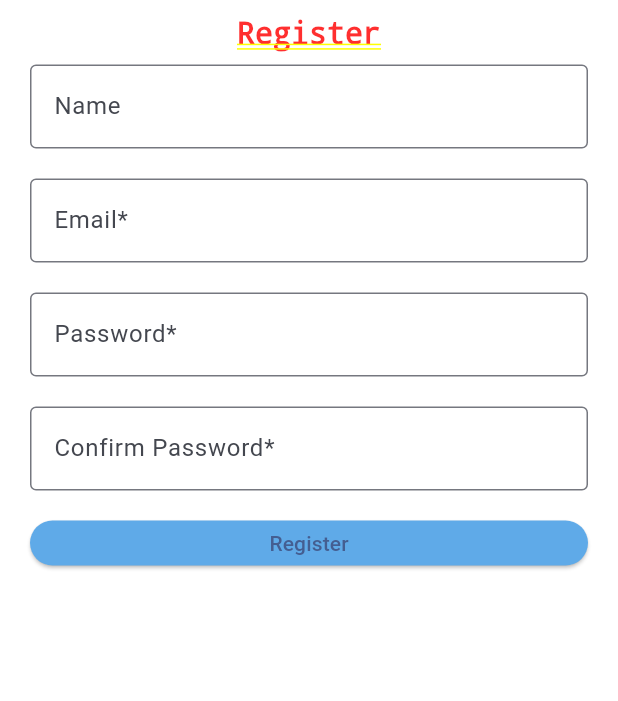
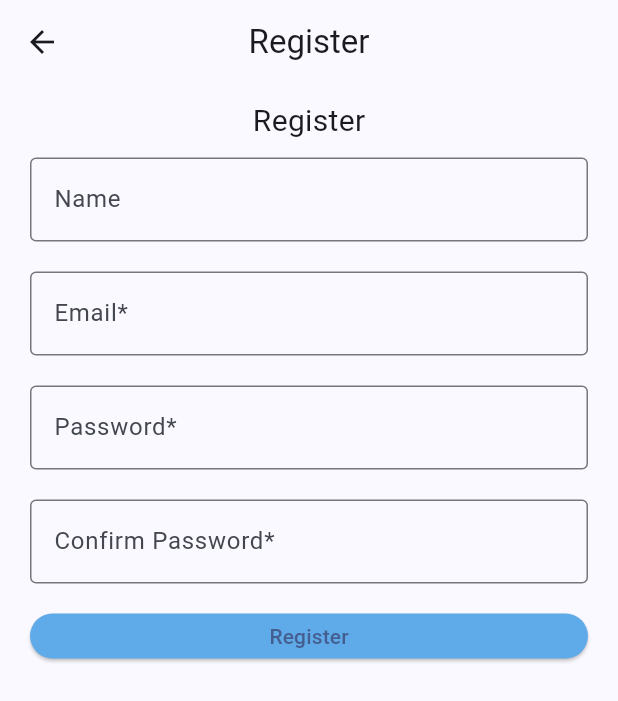
Before and after one commit to tranpham9/expense-tracker, a Flutter app: the screen it shows after launch, after a tap on "Register", on a phone screen of 412 x 824 dp. Shown: the top 701 px of the screen. Run offline on Flutter 3.47's test engine with Material 3 defaults, Android fonts, the phone set to English and light mode, and no system bars.

Commit message:
fixed dart code to allow for register button on login to redirect to register page

```diff
--- a/frontend/mobile/accountability_mobile_app/lib/main.dart
+++ b/frontend/mobile/accountability_mobile_app/lib/main.dart
@@ -1,5 +1,4 @@
 import 'package:flutter/material.dart';
-import 'package:flutter/rendering.dart';
 import 'package:provider/provider.dart';
 
 void main() => runApp(const MainApp());
@@ -28,7 +27,7 @@
   }
 }
 
-// does storing what the user types in count as stateful??
+// Does storing what the user types in count as stateful?
 class LoginPage extends StatefulWidget {
   @override
   State<LoginPage> createState() => _LoginPage();
@@ -37,89 +36,105 @@
 // Can log a user in, route them to forgot password or register
 class _LoginPage extends State<LoginPage> {
   // Grab text that will be entered by the user
-  TextEditingController email = TextEditingController();
-  TextEditingController password = TextEditingController();
+  final TextEditingController email = TextEditingController();
+  final TextEditingController password = TextEditingController();
 
   // Set the main layout of the login page
   @override
   Widget build(BuildContext context) {
     return Padding(
-        padding: EdgeInsets.all(10),
+      padding: const EdgeInsets.all(10),
       child: ListView(
         // Have our list of containers that will take in text input
         children: <Widget>[
           Container(
             alignment: Alignment.center,
-              child: Text(
+            child: const Text(
               'Login',
               style: TextStyle(fontSize: 20),
             ),
           ),
           // Enter Email
           Container(
-                padding: EdgeInsets.all(10),
+            padding: const EdgeInsets.all(10),
             child: TextField(
               controller: email,
-                  decoration: InputDecoration(
-                      border: OutlineInputBorder(), labelText: 'Email*'),
-                )),
+              decoration: const InputDecoration(
+                border: OutlineInputBorder(),
+                labelText: 'Email*',
+              ),
+            ),
+          ),
           // Enter Password
           Container(
-                padding: EdgeInsets.all(10),
+            padding: const EdgeInsets.all(10),
             child: TextField(
               obscureText: true,
               controller: password,
-                  decoration: InputDecoration(
-                      border: OutlineInputBorder(), labelText: 'Password*'),
-                )),
+              decoration: const InputDecoration(
+                border: OutlineInputBorder(),
+                labelText: 'Password*',
+              ),
+            ),
+          ),
           // Forgot Password
           TextButton(
-              onPressed: () =>
-                  {AlertDialog(title: Text("I forgot my password"))},
-              child: Text("Forgot Password"),
+            onPressed: () => {
+              showDialog(
+                context: context,
+                builder: (BuildContext context) => const AlertDialog(
+                  title: Text("I forgot my password"),
+                ),
+              )
+            },
+            child: const Text("Forgot Password"),
           ),
           // Confirm Login
           Container(
             height: 50,
-                padding: EdgeInsets.all(10),
+            padding: const EdgeInsets.all(10),
             child: ElevatedButton(
               style: ElevatedButton.styleFrom(
-                    backgroundColor: Color.fromARGB(255, 95, 170, 232),
+                backgroundColor: const Color.fromARGB(255, 95, 170, 232),
               ),
-                  child: Text('Login'),
+              child: const Text('Login'),
               onPressed: () {
                 print(email.text);
                 print(password.text);
                 // TODO: Call the API to log the user in
 
                 // If login was successful, route the user to their home page
-                    Navigator.push(context,
-                        MaterialPageRoute(builder: (context) => HomePage()));
+                Navigator.push(
+                  context,
+                  MaterialPageRoute(builder: (context) => HomePage()),
+                );
               },
-                )),
+            ),
+          ),
           Row(
             children: <Widget>[
-                Text("Don't Have an Account? It's Free!"),
+              const Text("Don't Have an Account? It's Free!"),
               TextButton(
-                  child: Text(
+                child: const Text(
                   'Register',
                   style: TextStyle(
                     fontSize: 16,
                     decoration: TextDecoration.underline,
-                        decorationThickness: 1.5),
+                    decorationThickness: 1.5,
                   ),
-                  // TODO: This won't
+                ),
                 onPressed: () {
                   Navigator.push(
                     context,
-                        MaterialPageRoute(
-                            builder: (context) => RegisterPage()));
+                    MaterialPageRoute(builder: (context) => RegisterPage()),
+                  );
                 },
               ),
             ],
           ),
         ],
-        ));
+      ),
+    );
   }
 }
 
@@ -130,81 +145,102 @@
 
 class _RegisterPage extends State<RegisterPage> {
   // Grab text that will be entered by the user
-  TextEditingController name = TextEditingController();
-  TextEditingController email = TextEditingController();
-  TextEditingController password = TextEditingController();
-  TextEditingController confirmPassword = TextEditingController();
+  final TextEditingController name = TextEditingController();
+  final TextEditingController email = TextEditingController();
+  final TextEditingController password = TextEditingController();
+  final TextEditingController confirmPassword = TextEditingController();
 
   // Set the main layout of the login page
   @override
   Widget build(BuildContext context) {
-    return Padding(
-        padding: EdgeInsets.all(10),
+    return Scaffold(
+      appBar: AppBar(
+        title: const Text("Register"),
+        centerTitle: true,
+      ),
+      body: Padding(
+        padding: const EdgeInsets.all(10),
         child: ListView(
           // Have our list of containers that will take in text input
           children: <Widget>[
             Container(
               alignment: Alignment.center,
-              child: Text(
+              child: const Text(
                 'Register',
                 style: TextStyle(fontSize: 20),
               ),
             ),
             // Enter Name
             Container(
-                padding: EdgeInsets.all(10),
+              padding: const EdgeInsets.all(10),
               child: TextField(
                 controller: name,
-                  decoration: InputDecoration(
-                      border: OutlineInputBorder(), labelText: 'Name'),
-                )),
+                decoration: const InputDecoration(
+                  border: OutlineInputBorder(),
+                  labelText: 'Name',
+                ),
+              ),
+            ),
             // Enter Email
             Container(
-                padding: EdgeInsets.all(10),
+              padding: const EdgeInsets.all(10),
               child: TextField(
                 controller: email,
-                  decoration: InputDecoration(
-                      border: OutlineInputBorder(), labelText: 'Email*'),
-                )),
+                decoration: const InputDecoration(
+                  border: OutlineInputBorder(),
+                  labelText: 'Email*',
+                ),
+              ),
+            ),
             // Enter Password
             Container(
-                padding: EdgeInsets.all(10),
+              padding: const EdgeInsets.all(10),
               child: TextField(
                 obscureText: true,
                 controller: password,
-                  decoration: InputDecoration(
-                      border: OutlineInputBorder(), labelText: 'Password*'),
-                )),
+                decoration: const InputDecoration(
+                  border: OutlineInputBorder(),
+                  labelText: 'Password*',
+                ),
+              ),
+            ),
             // Confirm Password
             Container(
-                padding: EdgeInsets.all(10),
+              padding: const EdgeInsets.all(10),
               child: TextField(
                 obscureText: true,
                 controller: confirmPassword,
-                  decoration: InputDecoration(
+                decoration: const InputDecoration(
                   border: OutlineInputBorder(),
-                      labelText: 'Confirm Password*'),
-                )),
+                  labelText: 'Confirm Password*',
+                ),
+              ),
+            ),
             // Confirm Register
             Container(
               height: 50,
-                padding: EdgeInsets.all(10),
+              padding: const EdgeInsets.all(10),
               child: ElevatedButton(
                 style: ElevatedButton.styleFrom(
-                    backgroundColor: Color.fromARGB(255, 95, 170, 232),
+                  backgroundColor: const Color.fromARGB(255, 95, 170, 232),
                 ),
-                  child: Text('Register'),
+                child: const Text('Register'),
                 onPressed: () {
                   print(name.text);
                   print(email.text);
                   print(password.text);
                   print(confirmPassword.text);
+                  // TODO: Call the API to register the user
                 },
-                )),
+              ),
+            ),
           ],
-        ));
+        ),
+      ),
+    );
   }
 }
+
 
 class HomePage extends StatefulWidget {
   @override
@@ -214,14 +250,14 @@
 class _HomePage extends State<HomePage> {
   // Determine the page that we want to route to
   var selectedIndex = 0;
-  // We need a list of the different page we can go to from the home screen
+  // We need a list of the different pages we can go to from the home screen
   final List<Widget> _tabs = [TripsPage(), AddTripsPage(), ProfilePage()];
 
   @override
   Widget build(BuildContext context) {
-    return PopScope(
-      // Ensure that once the user logs in, the have to use log out button
-      canPop: false,
+    return WillPopScope(
+      // Ensure that once the user logs in, they have to use the log out button
+      onWillPop: () async => false,
       child: Scaffold(
         // Determine which page to display
         body: _tabs[selectedIndex],
@@ -234,12 +270,12 @@
               selectedIndex = index;
             });
           },
-            items: [
+          items: const [
             BottomNavigationBarItem(icon: Icon(Icons.map), label: "Trips"),
             BottomNavigationBarItem(icon: Icon(Icons.add), label: "Add"),
-              BottomNavigationBarItem(
-                  icon: Icon(Icons.person), label: "Profile"),
-            ]),
+            BottomNavigationBarItem(icon: Icon(Icons.person), label: "Profile"),
+          ],
+        ),
       ),
     );
   }
@@ -247,13 +283,13 @@
 
 class TripsPage extends StatelessWidget {
   // Grab the search field when we want to search
-  TextEditingController _searchQuery = TextEditingController();
+  final TextEditingController _searchQuery = TextEditingController();
 
   @override
   Widget build(BuildContext context) {
     return Scaffold(
       appBar: AppBar(
-        title: Text(
+        title: const Text(
           "Username's Trips",
         ),
         centerTitle: true,
@@ -261,27 +297,31 @@
         automaticallyImplyLeading: false,
       ),
       body: Padding(
-          padding: EdgeInsets.all(10),
+        padding: const EdgeInsets.all(10),
         child: Container(
-            padding: EdgeInsets.all(10),
+          padding: const EdgeInsets.all(10),
           child: TextField(
             controller: _searchQuery,
             decoration: InputDecoration(
               hintText: 'Search...',
               // Clear the search field
               suffixIcon: IconButton(
-                      icon: Icon(Icons.clear),
-                      onPressed: () => {_searchQuery.clear()},
+                icon: const Icon(Icons.clear),
+                onPressed: () => _searchQuery.clear(),
               ),
               prefixIcon: IconButton(
-                      icon: Icon(Icons.search),
+                icon: const Icon(Icons.search),
                 onPressed: () {
                   print(_searchQuery.text);
                 },
               ),
               border: OutlineInputBorder(
-                        borderRadius: BorderRadius.circular(20.0)))),
-          )),
+                borderRadius: BorderRadius.circular(20.0),
+              ),
+            ),
+          ),
+        ),
+      ),
     );
   }
 }
@@ -292,7 +332,7 @@
     return Scaffold(
       // Display the title at the top of the screen
       appBar: AppBar(
-        title: Text("Add a Trip"),
+        title: const Text("Add a Trip"),
         centerTitle: true,
         // We don't need a back button to go to some main page
         automaticallyImplyLeading: false,
@@ -307,7 +347,7 @@
     return Scaffold(
       // Display the title at the top of the screen
       appBar: AppBar(
-        title: Text("Username's Profile"),
+        title: const Text("Username's Profile"),
         centerTitle: true,
         // We don't need a back button to go to some main page
         automaticallyImplyLeading: false,
```
Lines whose indentation alone changed are shown as unchanged.
